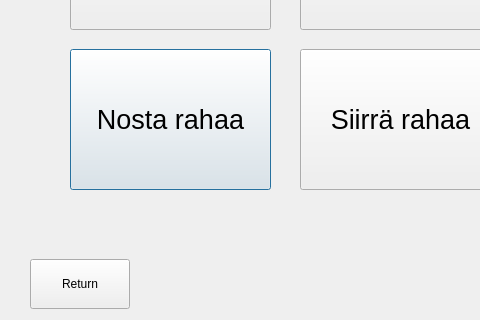
Old version of the form frontend/korttiwindow.ui in the repository janikasavela/Bank; both pictures show x 0 to 480 and y 241 to 561 of the 736 by 561 pixel window.
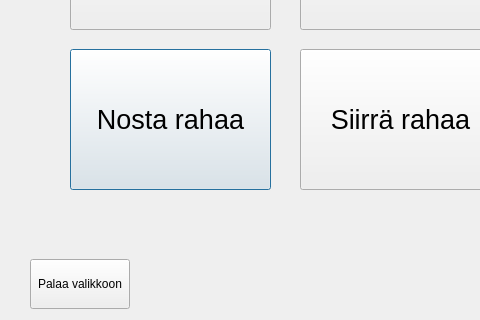
New version of the form.

Commit message: tilitietojen haku sql lauseet lisätty sql.txt tiedostoon

The edit to the form file:
```diff
--- a/frontend/korttiwindow.ui
+++ b/frontend/korttiwindow.ui
@@ -132,7 +132,7 @@
     </rect>
    </property>
    <property name="text">
-    <string>Return</string>
+    <string>Palaa valikkoon</string>
    </property>
   </widget>
   <widget class="QPushButton" name="btnLogout">
```
Left out of the diff: 3 changed lines with no effect on the pictures. The commit also changes 1 other file.
